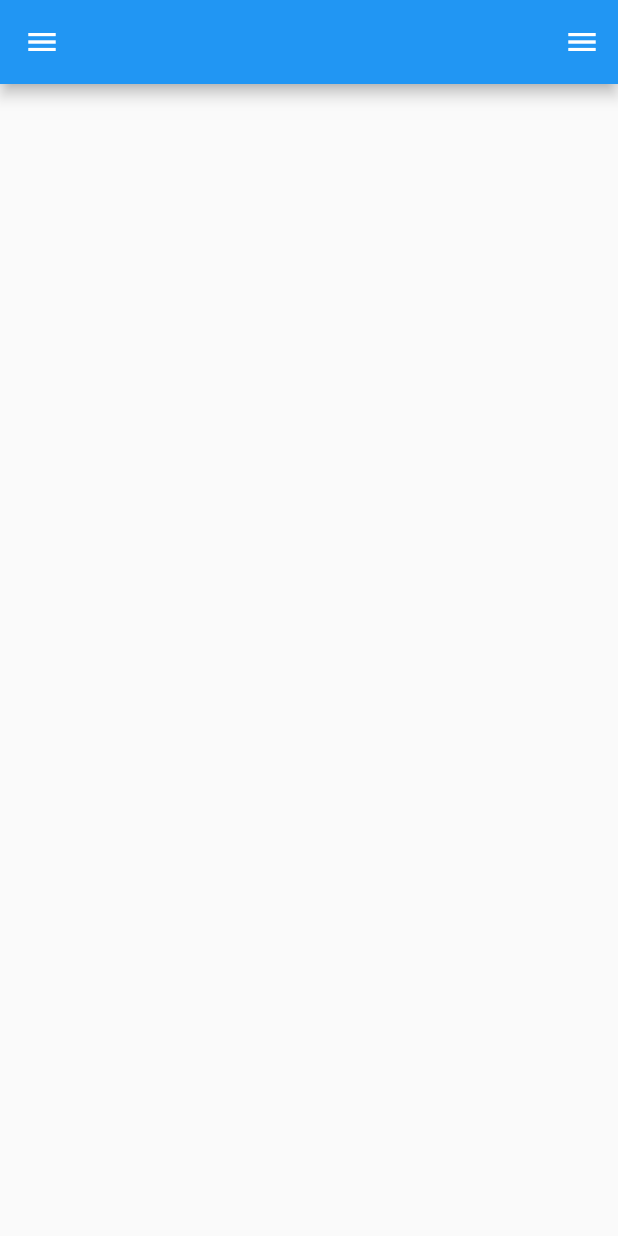
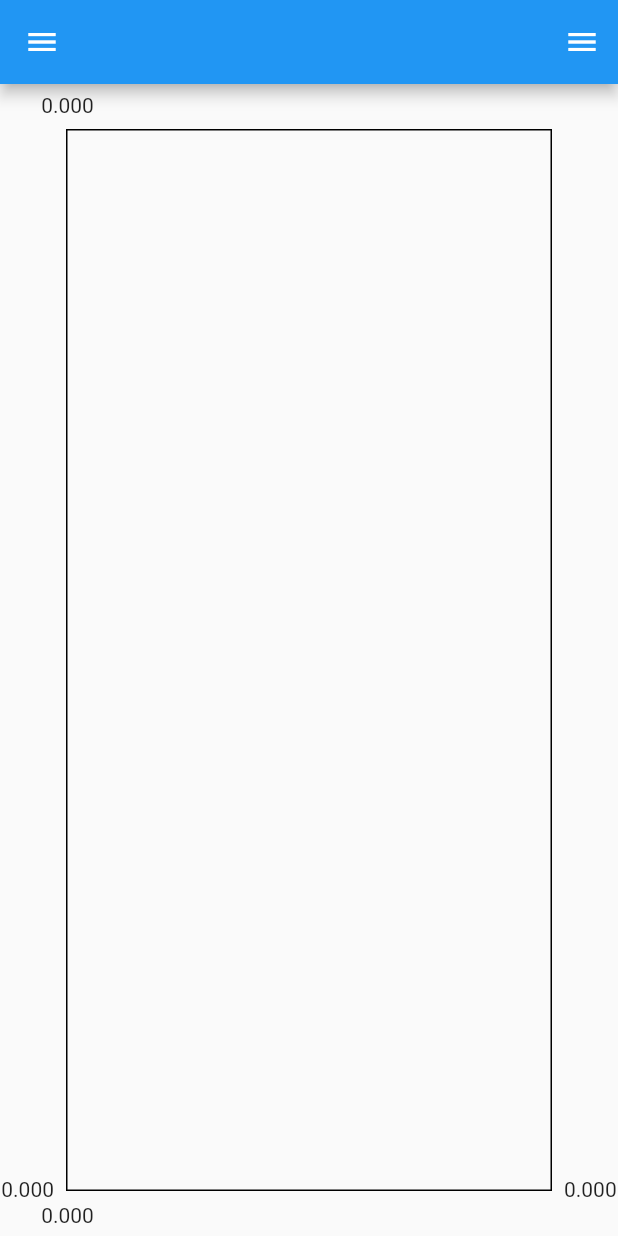
Before and after one commit to AbhiShake1/MyIslington, a Flutter app: the screen it shows after launch, on a phone screen of 412 x 824 dp. Run offline on Flutter 3.47's test engine with Material 2 defaults, Android fonts, the phone set to English and light mode, and no system bars; drawn by our look-alikes of fl_chart; our stand-ins replace easy_sidemenu, velocity_x.

Commit message:
fl_chart test

```diff
--- a/lib/view/page/home_page.dart
+++ b/lib/view/page/home_page.dart
@@ -2,6 +2,7 @@ import 'package:flutter/material.dart';
 import 'package:my_islingtion/view/widget/drawer_widget.dart';
 import 'package:my_islingtion/view/widget/end_drawer_widget.dart';
 import 'package:velocity_x/velocity_x.dart';
+import 'package:fl_chart/fl_chart.dart';
 
 class HomePage extends StatelessWidget {
   const HomePage({Key? key}) : super(key: key);
@@ -10,10 +11,17 @@ class HomePage extends StatelessWidget {
   Widget build(BuildContext context) {
     return Scaffold(
       extendBody: true,
+      drawerEdgeDragWidth: 300,
       appBar: AppBar(),
       drawer: DrawerWidget(),
       endDrawer: EndDrawerWidget(),
-      drawerEdgeDragWidth: 300,
+      body: LineChart(
+        LineChartData(
+
+        ),
+        swapAnimationDuration: Duration(microseconds: 150),
+        swapAnimationCurve: Curves.linear,
+      ),
     );
   }
 }
--- a/lib/view/widget/drawer_widget.dart
+++ b/lib/view/widget/drawer_widget.dart
@@ -31,7 +31,7 @@ class DrawerWidget extends StatelessWidget {
           SideMenuItem(
             title: "My Courses",
             priority: 1,
-            icon: Icons.home_work,
+            icon: Icons.local_fire_department,
             onTap: () {},
           ),
           SideMenuItem(
```
